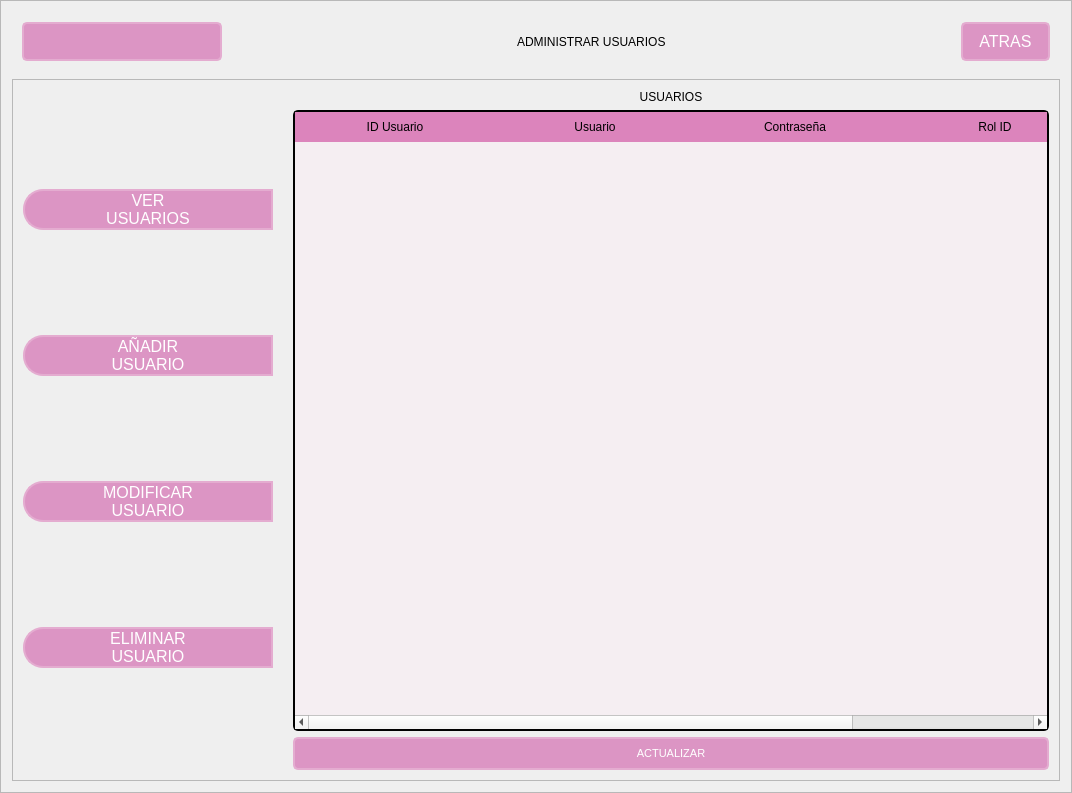
Old version of the form GUI/sub_ventanas/ui/AdministrarUsuarios.ui in the repository C-Sebastian-M/GLAM_MAKEUP_STORE.
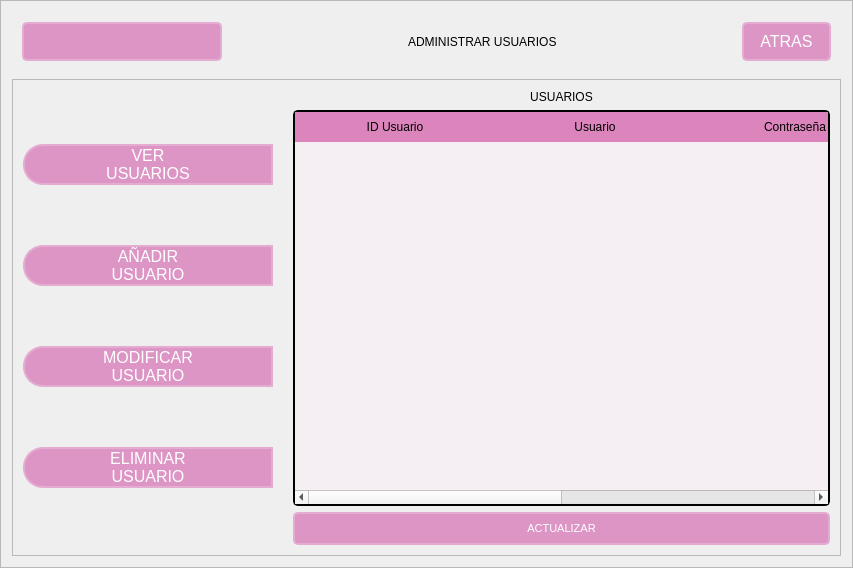
New version of the form. Icons and pictures are not drawn.

```diff
--- a/GUI/sub_ventanas/ui/AdministrarUsuarios.ui
+++ b/GUI/sub_ventanas/ui/AdministrarUsuarios.ui
@@ -6,8 +6,8 @@
    <rect>
     <x>0</x>
     <y>0</y>
-    <width>1072</width>
-    <height>793</height>
+    <width>853</width>
+    <height>568</height>
    </rect>
   </property>
   <property name="minimumSize">
```
